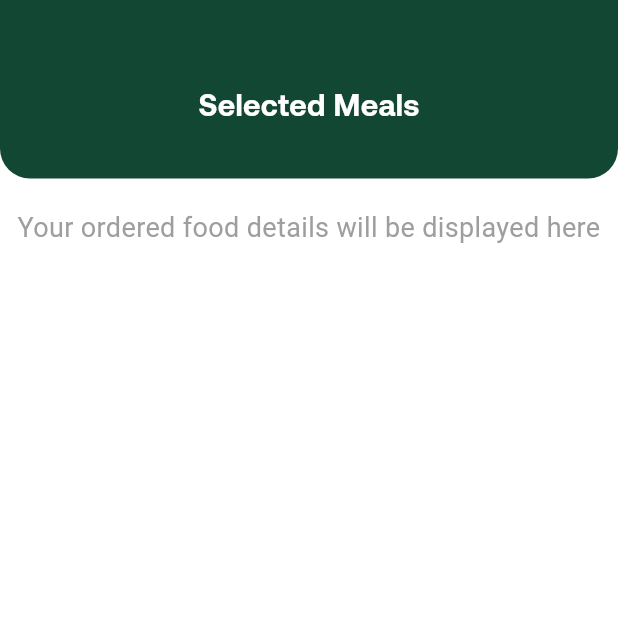
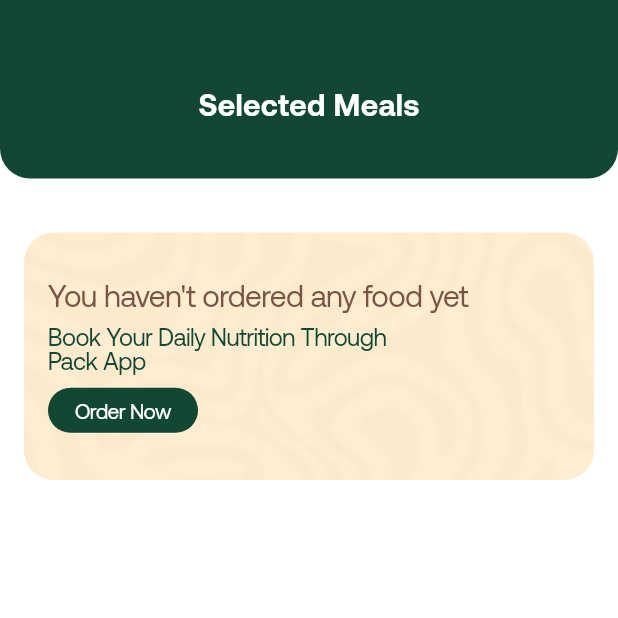
Before and after one commit to sharon-512/Pack-App, a Flutter app: the SelectedMeals screen opened directly, on a phone screen of 412 x 824 dp, the top half of it. Run offline on Flutter 3.47's test engine with Material 3 defaults, Android fonts, the phone set to English and light mode, and no system bars; our stand-ins replace connectivity_plus, flutter_svg, geocoding, geolocator, google_maps_flutter, hive and 8 more; accounts and stored records are empty; network calls fail; project files that could hold a hidden picture were left out.

Commit message:
pop-up change

```diff
--- a/lib/screens/Dashboard/meals/meals.dart
+++ b/lib/screens/Dashboard/meals/meals.dart
@@ -11,6 +11,8 @@ import '../../../models/customer_plan.dart';
 import '../../../services/fetch_selected_meals.dart';
 import '../../../widgets/no_network_widget.dart';
 import 'package:connectivity_plus/connectivity_plus.dart';
+
+import '../profile_and_other_options/widgets/banner.dart';
 
 class SelectedMeals extends StatefulWidget {
   const SelectedMeals({super.key});
@@ -191,19 +193,7 @@ class _SelectedMealsState extends State<SelectedMeals> {
           isLoading
               ? buildShimmerForMenuList()
               : menuList.isEmpty
-                  ? Center(
-                      child: Text(
-                        'Your ordered food details will be displayed here',
-                        style: TextStyle(
-                          fontSize: 18,
-                          color: Colors.grey,
-                        ),
-                        textAlign: TextAlign.center,
-                        maxLines: 2, // Set the maximum number of lines
-                        overflow: TextOverflow
-                            .ellipsis, // Adds an ellipsis if the text is too long
-                      ),
-                    )
+                  ? EmptyMeal()
                   : Container(
                       margin: EdgeInsets.symmetric(horizontal: 16),
                       height: 92,
--- a/lib/screens/Dashboard/profile_and_other_options/widgets/banner.dart
+++ b/lib/screens/Dashboard/profile_and_other_options/widgets/banner.dart
@@ -3,26 +3,23 @@ import 'package:flutter/material.dart';
 
 import '../../../../custom_style.dart';
 import '../../../Mealselection/meal_selection.dart';
+import '../../nav_bar.dart';
 
 
-Widget BookYourDailyNutrition(BuildContext context) {
-  return Container(
+class EmptyMeal extends StatelessWidget {
+  const EmptyMeal ({super.key});
+
+  @override
+  Widget build(BuildContext context) {
+    return Padding(
+      padding: const EdgeInsets.all(16.0),
+      child: Container(
         height: 165,
-    child: GestureDetector(
-      onTap: () {
-        Navigator.push(
-          context,
-          MaterialPageRoute(
-              builder: (context) => MealSelection(
-                planId: 1,
-              )),
-        );
-      },
         child: Stack(
           children: [
             Container(
               decoration: BoxDecoration(
-              color: Color(0xffFEC66F),
+                color: Color(0x52fec66f),
                 borderRadius: BorderRadius.circular(20),
                 image: DecorationImage(
                   image: AssetImage('assets/images/selected_pack_bg2.png'),
@@ -30,13 +27,13 @@ Widget BookYourDailyNutrition(BuildContext context) {
                 ),
               ),
               alignment: Alignment.bottomRight,
-            child: Padding(
-              padding: const EdgeInsets.fromLTRB(12, 12, 12, 0),
-              child: ClipRRect(
-                borderRadius: BorderRadius.circular(20),
-                child: Image.asset('assets/images/phone.png'),
-              ),
-            ),
+              // child: Padding(
+              //   padding: const EdgeInsets.fromLTRB(12, 12, 12, 0),
+              //   child: ClipRRect(
+              //     borderRadius: BorderRadius.circular(20),
+              //     child: Image.asset('assets/images/phone.png'),
+              //   ),
+              // ),
             ),
             Padding(
               padding: const EdgeInsets.all(16.0),
@@ -45,39 +42,47 @@ Widget BookYourDailyNutrition(BuildContext context) {
                 crossAxisAlignment: CrossAxisAlignment.start,
                 children: [
                   Text(
-                  'Book Your\nDaily Nutrition\nThrough',
+                    'You haven\'t ordered any food yet',
+                    //'Book Your Daily Nutrition\nThrough',
                     style: CustomTextStyles.titleTextStyle.copyWith(
                       fontSize: 20,
                       fontWeight: FontWeight.w500,
-                    color: Colors.white,
+                      color: Colors.brown,
                     ),
                   ),
-                SizedBox(height: 5),
+                  SizedBox(height: 10),
                   Text(
-                  'Pack App',
+                    'Book Your Daily Nutrition Through\nPack App',
                     style: CustomTextStyles.titleTextStyle.copyWith(
-                    fontSize: 20,
+                      fontSize: 16,
                       fontWeight: FontWeight.w500,
                       color: Color(0xff124734),
                     ),
                   ),
-                SizedBox(
-                  height: 10,
-                ),
-                Container(
-                  height: 23,
-                  width: 72,
+                  const SizedBox(height: 10,),
+                  GestureDetector(
+                    onTap: () {
+                      Navigator.push(
+                        context,
+                        MaterialPageRoute(
+                            builder: (context) => const BottomNavbar()),
+                      );
+                    },
+                    child: Container(
+                      height: 30,
+                      width: 100,
                       decoration: BoxDecoration(
                         borderRadius: BorderRadius.circular(30),
                         color: Color(0xff124734),
                       ),
                       alignment: Alignment.center,
                       child: Text(
-                    'Buy Now',
+                        'Order Now',
                         style: CustomTextStyles.titleTextStyle.copyWith(
-                      fontSize: 12,
+                          fontSize: 14,
                           fontWeight: FontWeight.w500,
                           color: Colors.white,
+                        ),
                       ),
                     ),
                   ),
@@ -89,3 +94,4 @@ Widget BookYourDailyNutrition(BuildContext context) {
       ),
     );
   }
+}
```
Also changed, not shown: lib/widgets/no_network_widget.dart (+17 -17 lines). Lines whose indentation alone changed are shown as unchanged.
